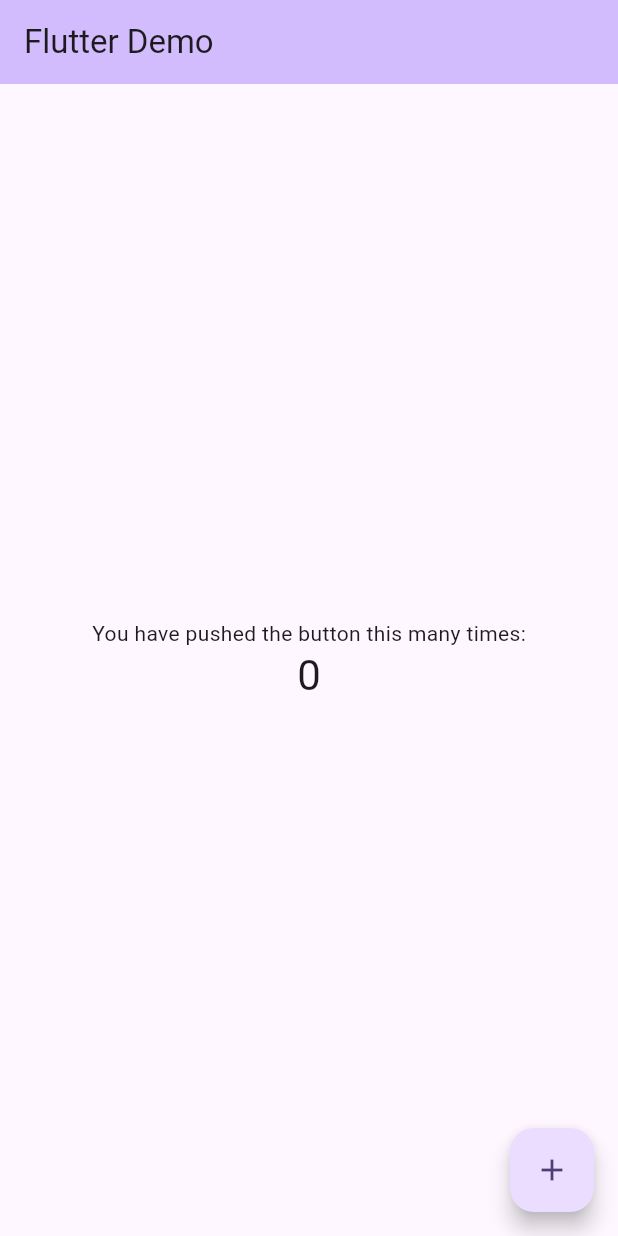
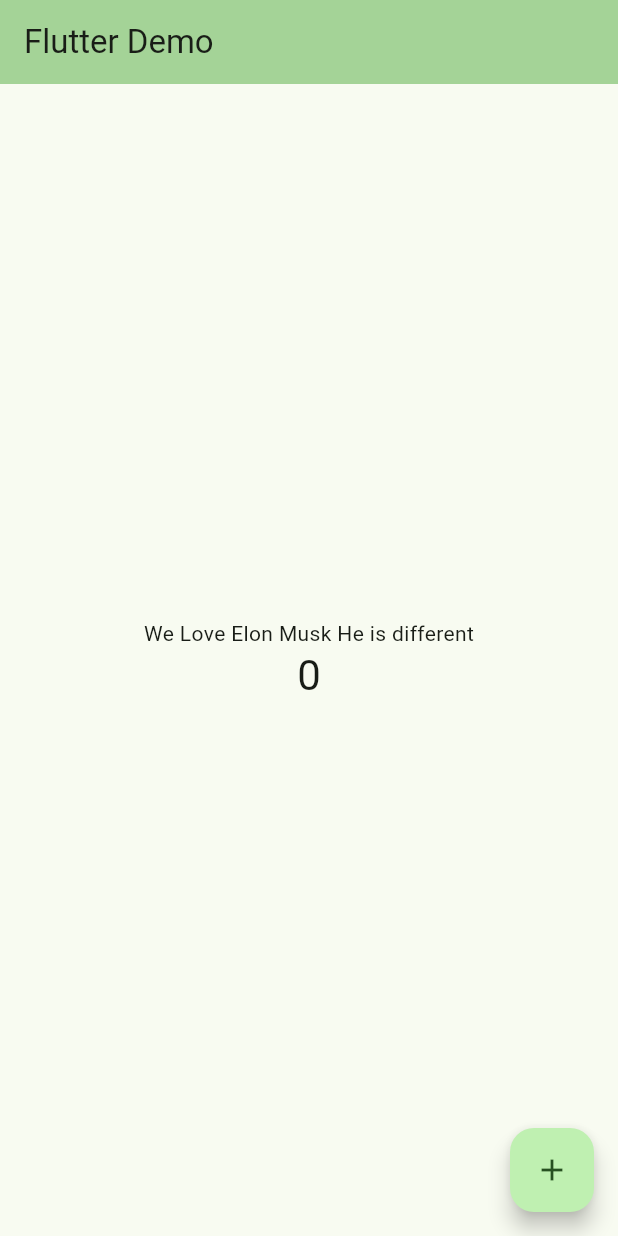
Before and after one commit to kasiditTim/fluttergit, a Flutter app: the screen it shows after launch, on a phone screen of 412 x 824 dp. Run offline on Flutter 3.47's test engine with Material 2 defaults, Android fonts, the phone set to English and light mode, and no system bars.

Commit message:
main.dart changes

```diff
--- a/lib/main.dart
+++ b/lib/main.dart
@@ -28,7 +28,8 @@
         //
         // This works for code too, not just values: Most code changes can be
         // tested with just a hot reload.
-        colorScheme: ColorScheme.fromSeed(seedColor: Colors.deepPurple),
+        colorScheme:
+            ColorScheme.fromSeed(seedColor: Color.fromARGB(255, 66, 183, 58)),
         useMaterial3: true,
       ),
       home: const MyHomePage(title: 'Flutter Demo'),
@@ -106,7 +107,7 @@
           mainAxisAlignment: MainAxisAlignment.center,
           children: <Widget>[
             const Text(
-              'You have pushed the button this many times:',
+              'We Love Elon Musk He is different',
             ),
             Text(
               '$_counter',
```
